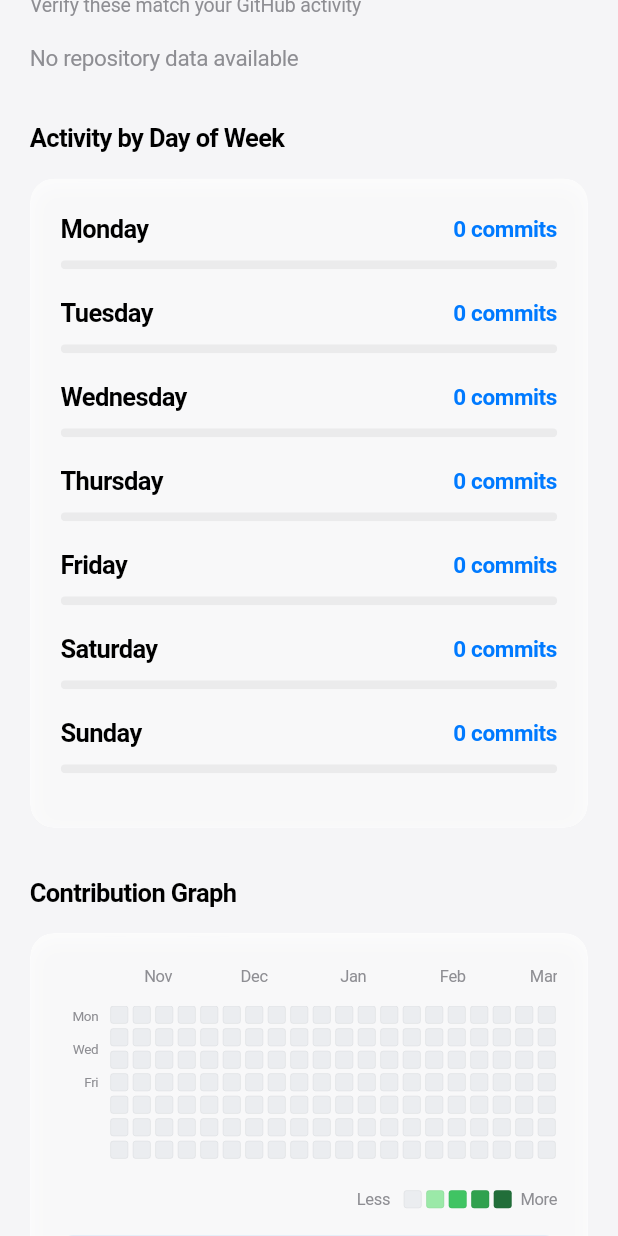
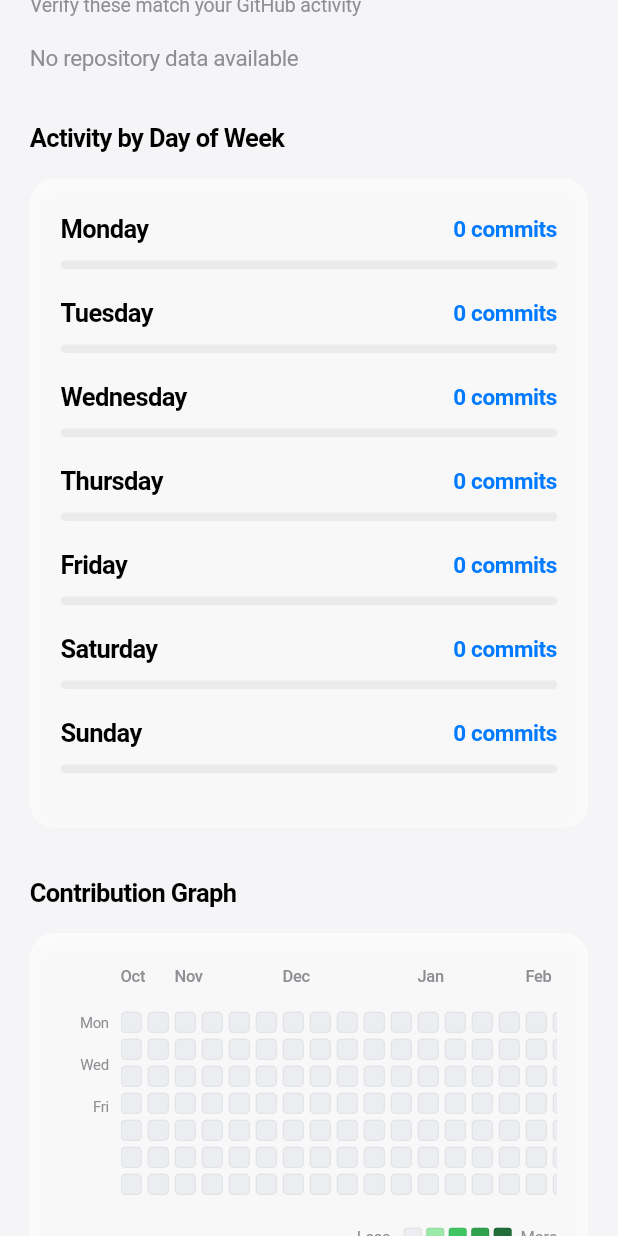
Before and after one commit to un1xr00t/CodeCompanion, a Flutter app: the ContributionDetailScreen screen opened directly with empty values, scrolled down 576 dp, on a phone screen of 412 x 824 dp. Run offline on Flutter 3.47's test engine with Material 3 defaults, Android fonts, the phone set to English and light mode, and no system bars; our stand-ins replace app_links, cached_network_image, dio, flutter_dotenv, flutter_riverpod, flutter_secure_storage and 1 more; missing offline and left inert: adaptive_platform_ui; accounts and stored records are empty.

Commit message:
feat: Fix contribution grid month labels and scrolling alignment
- Fixed month labels to scroll with contribution grid instead of staying static
- Month labels now properly align with their corresponding weeks/commits
- Moved month labels inside SingleChildScrollView so they scroll with the grid
- Created _buildScrollableMonthLabels() method using Stack with Positioned widgets
- Set explicit stack width (weeks.length * totalWidth) to prevent layout issues
- Added safety checks for empty weeks and invalid dates
- Increased cell sizes: 12x12 compact mode, 14x14 full view (previously 11x11, 12x12)
- Improved spacing: 3-4px between cells (previously 2.5-3px)
- Enhanced border opacity to 0.08 for better visibility
- Compact mode now shows last 26 weeks (6 months) instead of 20 weeks
- Month labels only display in full view mode, hidden in compact mode
- Fixed day label alignment with proper width (28px compact, 32px full)
- Added Clip.none to Stack for proper month label rendering
- Set top: 0 positioning for month labels to prevent misalignment
- Changed border color calculation to runtime variables to fix const compilation errors

Files edited:
- lib/presentation/widgets/contribution_grid_widget.dart

```diff
--- a/lib/presentation/widgets/contribution_grid_widget.dart
+++ b/lib/presentation/widgets/contribution_grid_widget.dart
@@ -56,113 +56,85 @@ class ContributionGridWidget extends StatelessWidget {
 
     final isDark = Theme.of(context).brightness == Brightness.dark;
 
+    // For compact mode on home screen, show last 26 weeks (6 months)
+    final displayWeeks = compact ? weeks.sublist(weeks.length > 26 ? weeks.length - 26 : 0) : weeks;
+
     return Column(
       crossAxisAlignment: CrossAxisAlignment.start,
       children: [
-        // Month labels
-        SizedBox(
-          height: 20,
-          child: Row(
-            children: [
-              const SizedBox(width: 30), // Space for day labels
-              Expanded(
-                child: _buildMonthLabels(dates, weeks.length),
-              ),
-            ],
-          ),
-        ),
-        const SizedBox(height: 8),
-        // Grid with day labels
+        // Grid with day labels and month labels
         Row(
           crossAxisAlignment: CrossAxisAlignment.start,
           children: [
-            // Day labels (Mon, Wed, Fri)
+            // Day labels column with space for month labels
             Column(
               crossAxisAlignment: CrossAxisAlignment.end,
               children: [
-                _buildDayLabel('Mon', 0, context),
-                _buildDayLabel('', 1, context),
-                _buildDayLabel('Wed', 2, context),
-                _buildDayLabel('', 3, context),
-                _buildDayLabel('Fri', 4, context),
-                _buildDayLabel('', 5, context),
-                _buildDayLabel('', 6, context),
+                // Month label spacer
+                if (!compact) SizedBox(height: 24, width: 32),
+                if (!compact) const SizedBox(height: 8),
+                // Day labels
+                _buildDayLabel('Mon', 0, context, compact),
+                _buildDayLabel('', 1, context, compact),
+                _buildDayLabel('Wed', 2, context, compact),
+                _buildDayLabel('', 3, context, compact),
+                _buildDayLabel('Fri', 4, context, compact),
+                _buildDayLabel('', 5, context, compact),
+                _buildDayLabel('', 6, context, compact),
               ],
             ),
             const SizedBox(width: 8),
-            // Contribution grid
+            // Scrollable grid with month labels
             Expanded(
               child: SingleChildScrollView(
                 scrollDirection: Axis.horizontal,
-                physics: compact ? const NeverScrollableScrollPhysics() : const BouncingScrollPhysics(),
-                child: Row(
-                  children: compact
-                      ? weeks.take(20).map((week) {
+                physics: compact
+                    ? const NeverScrollableScrollPhysics()
+                    : const BouncingScrollPhysics(),
+                child: Column(
+                  crossAxisAlignment: CrossAxisAlignment.start,
+                  children: [
+                    // Month labels
+                    if (!compact && displayWeeks.isNotEmpty)
+                      SizedBox(
+                        height: 24,
+                        child: _buildScrollableMonthLabels(displayWeeks, compact),
+                      ),
+                    if (!compact) const SizedBox(height: 8),
+                    // Contribution grid
+                    Row(
+                      crossAxisAlignment: CrossAxisAlignment.start,
+                      children: displayWeeks.map((week) {
                         return Padding(
-                            padding: const EdgeInsets.only(right: 3),
+                          padding: EdgeInsets.only(right: compact ? 3 : 4),
                           child: Column(
                             children: week.map((date) {
                               if (date.year == 1970) {
                                 // Empty cell
                                 return Container(
-                                    width: 11,
-                                    height: 11,
-                                    margin: const EdgeInsets.only(bottom: 2.5),
+                                  width: compact ? 12 : 14,
+                                  height: compact ? 12 : 14,
+                                  margin: EdgeInsets.only(bottom: compact ? 3 : 4),
                                 );
                               }
 
                               final dateKey = DateFormat('yyyy-MM-dd').format(date);
                               final count = contributions[dateKey] ?? 0;
-
-                                return Container(
-                                  width: 11,
-                                  height: 11,
-                                  margin: const EdgeInsets.only(bottom: 2.5),
-                                  decoration: BoxDecoration(
-                                    color: _getColorForCount(count, isDark),
-                                    borderRadius: BorderRadius.circular(2),
-                                    border: Border.all(
-                                      color: isDark
-                                          ? Colors.white.withOpacity(0.05)
-                                          : Colors.black.withOpacity(0.05),
-                                      width: 0.5,
-                                    ),
-                                  ),
-                                );
-                              }).toList(),
-                            ),
-                          );
-                        }).toList()
-                      : weeks.map((week) {
-                          return Padding(
-                            padding: const EdgeInsets.only(right: 3),
-                            child: Column(
-                              children: week.map((date) {
-                                if (date.year == 1970) {
-                                  // Empty cell
-                                  return Container(
-                                    width: 12,
-                                    height: 12,
-                                    margin: const EdgeInsets.only(bottom: 3),
-                                  );
-                                }
-
-                                final dateKey = DateFormat('yyyy-MM-dd').format(date);
-                                final count = contributions[dateKey] ?? 0;
+                              final borderColor = isDark
+                                  ? Colors.white.withOpacity(0.08)
+                                  : Colors.black.withOpacity(0.08);
 
                               return Tooltip(
                                 message: '$count contributions on ${DateFormat('MMM d, yyyy').format(date)}',
                                 child: Container(
-                                    width: 12,
-                                    height: 12,
-                                    margin: const EdgeInsets.only(bottom: 3),
+                                  width: compact ? 12 : 14,
+                                  height: compact ? 12 : 14,
+                                  margin: EdgeInsets.only(bottom: compact ? 3 : 4),
                                   decoration: BoxDecoration(
                                     color: _getColorForCount(count, isDark),
-                                      borderRadius: BorderRadius.circular(2),
+                                    borderRadius: BorderRadius.circular(3),
                                     border: Border.all(
-                                        color: isDark
-                                            ? Colors.white.withOpacity(0.05)
-                                            : Colors.black.withOpacity(0.05),
+                                      color: borderColor,
                                       width: 0.5,
                                     ),
                                   ),
@@ -173,11 +145,13 @@ class ContributionGridWidget extends StatelessWidget {
                         );
                       }).toList(),
                     ),
+                  ],
+                ),
               ),
             ),
           ],
         ),
-        const SizedBox(height: 16),
+        SizedBox(height: compact ? 12 : 16),
         // Legend
         Row(
           mainAxisAlignment: MainAxisAlignment.end,
@@ -185,24 +159,26 @@ class ContributionGridWidget extends StatelessWidget {
             Text(
               'Less',
               style: TextStyle(
-                fontSize: 11,
+                fontSize: compact ? 10 : 11,
                 color: AppColors.textTertiaryLight,
               ),
             ),
             const SizedBox(width: 6),
             ...List.generate(5, (index) {
+              final borderColor = isDark
+                  ? Colors.white.withOpacity(0.08)
+                  : Colors.black.withOpacity(0.08);
+
               return Padding(
                 padding: const EdgeInsets.only(left: 3),
                 child: Container(
-                  width: 12,
-                  height: 12,
+                  width: compact ? 11 : 12,
+                  height: compact ? 11 : 12,
                   decoration: BoxDecoration(
                     color: _getColorForLevel(index, isDark),
                     borderRadius: BorderRadius.circular(2),
                     border: Border.all(
-                      color: isDark
-                          ? Colors.white.withOpacity(0.05)
-                          : Colors.black.withOpacity(0.05),
+                      color: borderColor,
                       width: 0.5,
                     ),
                   ),
@@ -213,7 +189,7 @@ class ContributionGridWidget extends StatelessWidget {
             Text(
               'More',
               style: TextStyle(
-                fontSize: 11,
+                fontSize: compact ? 10 : 11,
                 color: AppColors.textTertiaryLight,
               ),
             ),
@@ -223,50 +199,81 @@ class ContributionGridWidget extends StatelessWidget {
     );
   }
 
-  Widget _buildDayLabel(String label, int index, BuildContext context) {
+  Widget _buildDayLabel(String label, int index, BuildContext context, bool compact) {
     return SizedBox(
-      height: 11,
-      width: 25,
+      height: compact ? 12 : 14,
+      width: compact ? 28 : 32,
+      child: Align(
+        alignment: Alignment.centerRight,
         child: Text(
           label,
           style: TextStyle(
-          fontSize: 9,
+            fontSize: compact ? 9 : 10,
             color: AppColors.textTertiaryLight,
           ),
           textAlign: TextAlign.right,
         ),
+      ),
     );
   }
 
-  Widget _buildMonthLabels(List<DateTime> dates, int weekCount) {
-    final months = <String, double>{};
+  Widget _buildScrollableMonthLabels(List<List<DateTime>> weeks, bool compact) {
+    if (weeks.isEmpty) return const SizedBox.shrink();
+
+    final cellWidth = compact ? 12.0 : 14.0;
+    final spacing = compact ? 3.0 : 4.0;
+    final totalWidth = cellWidth + spacing;
+
+    final monthLabels = <Widget>[];
     var currentMonth = '';
 
-    for (int i = 0; i < dates.length; i++) {
-      final date = dates[i];
-      final monthName = DateFormat('MMM').format(date);
+    for (int weekIndex = 0; weekIndex < weeks.length; weekIndex++) {
+      final week = weeks[weekIndex];
+      if (week.isEmpty) continue;
 
-      if (monthName != currentMonth) {
-        final weekIndex = i / 7;
-        months[monthName] = weekIndex;
-        currentMonth = monthName;
+      // Find first valid date in week (should be Monday, index 0)
+      DateTime? firstDate;
+      for (var date in week) {
+        if (date.year != 1970) {
+          firstDate = date;
+          break;
         }
       }
 
-    return Stack(
-      children: months.entries.map((entry) {
-        final position = (entry.value * 15); // 12px cell + 3px margin
-        return Positioned(
+      if (firstDate != null) {
+        final monthName = DateFormat('MMM').format(firstDate);
+        if (monthName != currentMonth && monthName.isNotEmpty) {
+          currentMonth = monthName;
+          final position = weekIndex * totalWidth;
+
+          monthLabels.add(
+            Positioned(
               left: position,
+              top: 0,
               child: Text(
-            entry.key,
+                monthName,
                 style: TextStyle(
                   fontSize: 11,
+                  fontWeight: FontWeight.w500,
                   color: AppColors.textTertiaryLight,
                 ),
               ),
+            ),
           );
-      }).toList(),
+        }
+      }
+    }
+
+    // Calculate total width for the stack
+    final stackWidth = weeks.length * totalWidth;
+
+    return SizedBox(
+      width: stackWidth,
+      height: 24,
+      child: Stack(
+        clipBehavior: Clip.none,
+        children: monthLabels,
+      ),
     );
   }
 
```
Lines whose indentation alone changed are shown as unchanged.
